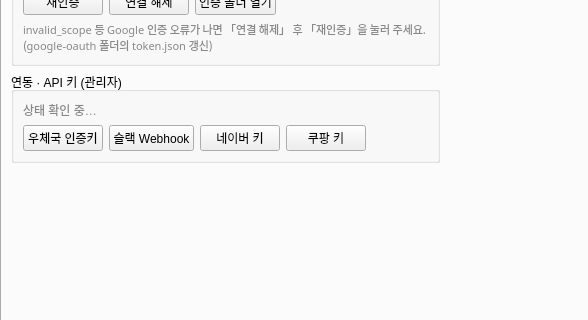
This is ui/main_window.ui in Peanut0711/easy-fulfill as Qt 5 draws it before an edit; both pictures show x 0 to 588 and y 122 to 442 of the 880 by 740 pixel window. The edited form follows.
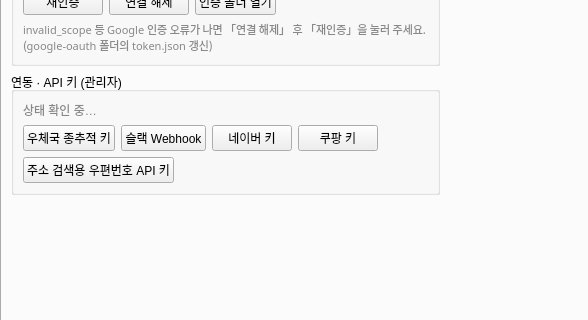
This is the edited form. The open tabs and pages were chosen to show the change.

Commit message:
feat(invoice): 주소 검색용 우편번호 키 공유 등록 추가
관리자에서 우편번호 조회용 키를 HTTPS 주소 검색으로 검증하고 공유 설정에 저장한다. 단건 송장은 조회마다 최신 키를 읽으며 기존 종추적 키는 별도 설정으로 관리한다.

모의 시트와 우체국 응답으로 새 키 등록·교체, 다른 PC의 조회 및 검증 실패를 확인했다. Windows 오프스크린에서 주소 선택과 우편번호 입력을 확인했고 전체 테스트 365개가 통과했다.

Diff of the .ui file:
```diff
--- a/ui/main_window.ui
+++ b/ui/main_window.ui
@@ -1220,7 +1220,7 @@
                 <item>
                  <widget class="QPushButton" name="pushButton_cfg_kpost_key">
                   <property name="text">
-                   <string>우체국 인증키</string>
+                   <string>우체국 종추적 키</string>
                   </property>
                   <property name="toolTip">
                    <string>관리자용: 공유 우체국 OpenAPI 인증키(regkey) 변경. 전원 적용.</string>
@@ -1272,6 +1272,16 @@
                 </item>
                </layout>
               </item>
+              <item alignment="Qt::AlignLeft">
+               <widget class="QPushButton" name="pushButton_cfg_kpost_postcode_key">
+                <property name="text">
+                 <string>주소 검색용 우편번호 API 키</string>
+                </property>
+                <property name="toolTip">
+                 <string>단건 송장의 주소 검색과 우편번호 조회에 사용할 우체국 인증키를 공유 시트에 등록합니다.</string>
+                </property>
+               </widget>
+              </item>
              </layout>
             </widget>
            </item>
```
Left out of the diff: 2 changed lines with no effect on the pictures. The commit also changes 7 other files.
